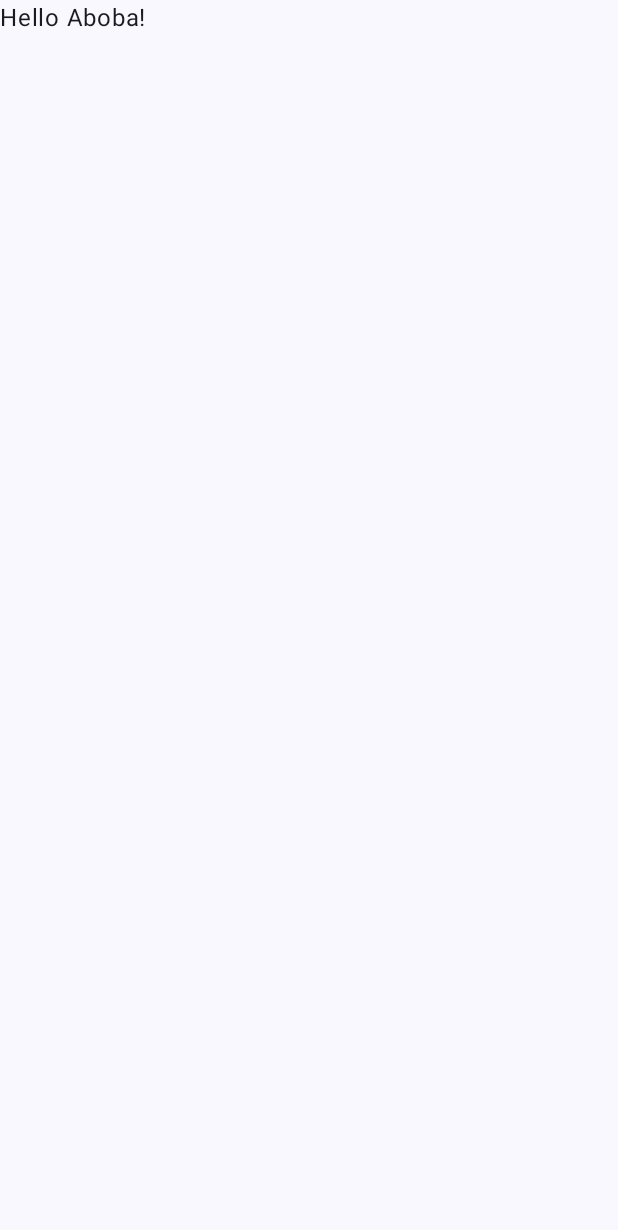
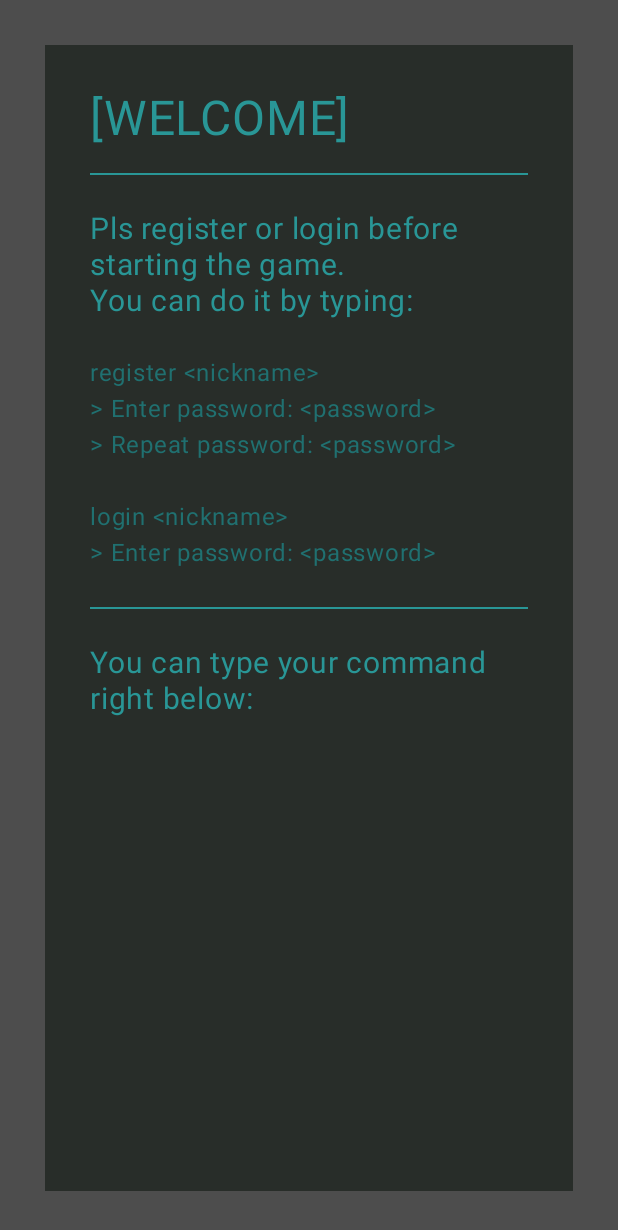
Before and after one commit to Andy4Vendetta/lethal-combile, an Android app built with Jetpack Compose: the screen it shows after launch (MainActivity), on a phone screen of 412 x 824 dp. Before the commit the part shown is almost empty. Shown: the top 1230 px of the screen. Run offline under Robolectric (Android 15) with nearby library versions, the phone set to English and light mode, and no system bars.

Commit message:
Work on login/register screen started.

```diff
--- a/app/src/main/AndroidManifest.xml
+++ b/app/src/main/AndroidManifest.xml
@@ -15,7 +15,8 @@
         <activity
             android:name=".MainActivity"
             android:exported="true"
-            android:theme="@style/Theme.LethalCombile">
+            android:theme="@style/Theme.LethalCombile"
+            android:windowSoftInputMode="adjustResize"> <!-- или adjustPan -->
             <intent-filter>
                 <action android:name="android.intent.action.MAIN" />
 
--- a/app/src/main/java/ru/vendetti/lethalcombile/MainActivity.kt
+++ b/app/src/main/java/ru/vendetti/lethalcombile/MainActivity.kt
@@ -1,43 +1,97 @@
 package ru.vendetti.lethalcombile
 
 import android.os.Bundle
+import android.widget.Toast
 import androidx.activity.ComponentActivity
 import androidx.activity.compose.setContent
+import androidx.compose.foundation.border
+import androidx.compose.foundation.layout.Box
+import androidx.compose.foundation.layout.Column
 import androidx.compose.foundation.layout.fillMaxSize
-import androidx.compose.material3.MaterialTheme
+import androidx.compose.foundation.layout.padding
+import androidx.compose.foundation.text.BasicTextField
+import androidx.compose.foundation.text.KeyboardActions
+import androidx.compose.foundation.text.KeyboardOptions
+import androidx.compose.material3.Divider
 import androidx.compose.material3.Surface
 import androidx.compose.material3.Text
 import androidx.compose.runtime.Composable
+import androidx.compose.runtime.LaunchedEffect
+import androidx.compose.runtime.getValue
+import androidx.compose.runtime.mutableStateOf
+import androidx.compose.runtime.remember
+import androidx.compose.runtime.setValue
+import androidx.compose.ui.ExperimentalComposeUiApi
 import androidx.compose.ui.Modifier
-import androidx.compose.ui.tooling.preview.Preview
+import androidx.compose.ui.graphics.SolidColor
+import androidx.compose.ui.graphics.toArgb
+import androidx.compose.ui.platform.LocalSoftwareKeyboardController
+import androidx.compose.ui.text.TextStyle
+import androidx.compose.ui.text.input.ImeAction
+import androidx.compose.ui.unit.dp
+import androidx.compose.ui.unit.sp
+import androidx.core.view.WindowCompat
 import ru.vendetti.lethalcombile.ui.theme.LethalCombileTheme
+import ru.vendetti.lethalcombile.ui.theme.LethalTerminalBack
+import ru.vendetti.lethalcombile.ui.theme.LethalTerminalBorder
+import ru.vendetti.lethalcombile.ui.theme.LethalTerminalText
+import ru.vendetti.lethalcombile.ui.theme.LethalTerminalTextDark
 
 class MainActivity : ComponentActivity() {
     override fun onCreate(savedInstanceState: Bundle?) {
         super.onCreate(savedInstanceState)
-        setContent {
-            LethalCombileTheme {
-                // A surface container using the 'background' color from the theme
-                Surface(modifier = Modifier.fillMaxSize(), color = MaterialTheme.colorScheme.background) {
-                    Greeting("Aboba")
+        WindowCompat.setDecorFitsSystemWindows(window, true)
+        window.statusBarColor = LethalTerminalBorder.toArgb()
+        setContent { LoginAppScreen() }
+    }
+}
+@OptIn(ExperimentalComposeUiApi::class)
+@Composable
+fun LoginAppScreen(){
+    LethalCombileTheme {
+        Surface(modifier = Modifier.fillMaxSize(), color = LethalTerminalBack) {
+            Box(
+                modifier = Modifier
+                    .border(30.dp, LethalTerminalBorder)
+                    .padding(30.dp)
+                    .fillMaxSize()
+            ) {
+                Column(
+                    modifier = Modifier.padding(30.dp)
+                ) {
+                    var text by remember { mutableStateOf("")}  // Состояние для хранения введённого текста
+                    val keyboardController = LocalSoftwareKeyboardController.current
+                    Text("[WELCOME]\n", color = LethalTerminalText, fontSize = 32.sp)
+                    Divider(color = LethalTerminalText)
+                    Text("\nPls register or login before starting the game.\nYou can do it by typing:\n", color = LethalTerminalText, fontSize = 20.sp)
+                    Text("register <nickname>\n> Enter password: <password>\n> Repeat password: <password>\n", color = LethalTerminalTextDark, fontSize = 16.sp)
+                    Text("login <nickname>\n> Enter password: <password>\n", color = LethalTerminalTextDark, fontSize = 16.sp)
+                    Divider(color = LethalTerminalText)
+                    Text("\nYou can type your command right below:", color = LethalTerminalText, fontSize = 20.sp)
+                    BasicTextField(
+                        value = text,
+                        onValueChange = { text = it },
+                        singleLine = true,
+                        textStyle = TextStyle(color = LethalTerminalText),
+                        cursorBrush = SolidColor(LethalTerminalText),
+                        modifier = Modifier
+                            .padding(top = 30.dp)
+                            .fillMaxSize(),
+                        keyboardOptions = KeyboardOptions.Default.copy(
+                            imeAction = ImeAction.Done
+                        ),
+                        keyboardActions = KeyboardActions(onDone = {
+                            //keyboardController?.hide()
+                            if (text.trim().isNotEmpty()) {
+                                println("Пользователь ввёл: $text") // Обработайте введенные данные
+                            }
+                        })
+                    )
+                    LaunchedEffect(Unit) {
+                        keyboardController?.show()
+                    }
                 }
             }
         }
     }
 }
-
-@Composable
-fun Greeting(name: String, modifier: Modifier = Modifier) {
-    Text(
-            text = "Hello $name!",
-            modifier = modifier
-    )
-}
-
-@Preview(showBackground = true)
-@Composable
-fun GreetingPreview() {
-    LethalCombileTheme {
-        Greeting("Android")
-    }
-}
--- a/app/src/main/java/ru/vendetti/lethalcombile/ui/theme/Color.kt
+++ b/app/src/main/java/ru/vendetti/lethalcombile/ui/theme/Color.kt
@@ -9,3 +9,8 @@ val Pink80 = Color(0xFFEFB8C8)
 val Purple40 = Color(0xFF6650a4)
 val PurpleGrey40 = Color(0xFF625b71)
 val Pink40 = Color(0xFF7D5260)
+
+val LethalTerminalBack = Color(0xFF282D29)
+val LethalTerminalText = Color(0xFF299696)
+val LethalTerminalTextDark = Color(0xFF207070)
+val LethalTerminalBorder = Color(0xFF4D4D4D)
--- a/app/src/main/java/ru/vendetti/lethalcombile/ui/theme/Theme.kt
+++ b/app/src/main/java/ru/vendetti/lethalcombile/ui/theme/Theme.kt
@@ -45,7 +45,7 @@ fun LethalCombileTheme(
         content: @Composable () -> Unit
 ) {
     val colorScheme = when {
-        dynamicColor && Build.VERSION.SDK_INT >= Build.VERSION_CODES.S -> {
+        dynamicColor -> {
             val context = LocalContext.current
             if (darkTheme) dynamicDarkColorScheme(context) else dynamicLightColorScheme(context)
         }
```
